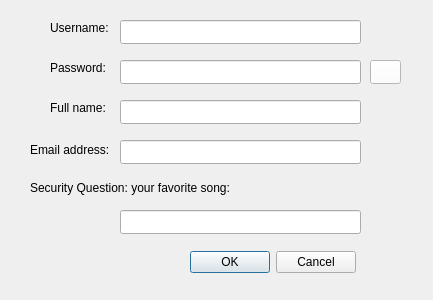
Above: client_apProject/signupdialog.ui from sabasheikhi/ap_project before the change. Below: the same form after it.
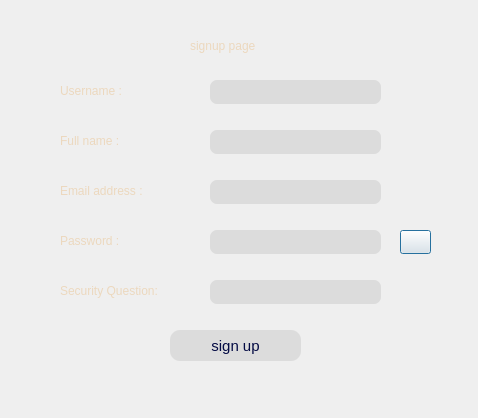
That is the form after the change. Icons and pictures are not drawn.

The edit to the form file:
```diff
--- a/client_apProject/signupdialog.ui
+++ b/client_apProject/signupdialog.ui
@@ -6,8 +6,8 @@
    <rect>
     <x>0</x>
     <y>0</y>
-    <width>433</width>
-    <height>300</height>
+    <width>478</width>
+    <height>418</height>
    </rect>
   </property>
   <property name="windowTitle">
@@ -16,22 +16,30 @@
   <widget class="QLineEdit" name="usernameLineEdit">
    <property name="geometry">
     <rect>
-     <x>120</x>
-     <y>20</y>
-     <width>241</width>
+     <x>210</x>
+     <y>80</y>
+     <width>171</width>
      <height>24</height>
     </rect>
    </property>
+   <property name="styleSheet">
+    <string notr="true">border-radius:7px;
+background-color: #DCDCDC;</string>
+   </property>
   </widget>
   <widget class="QLineEdit" name="passwordLineEdit">
    <property name="geometry">
     <rect>
-     <x>120</x>
-     <y>60</y>
-     <width>241</width>
+     <x>210</x>
+     <y>230</y>
+     <width>171</width>
      <height>24</height>
     </rect>
    </property>
+   <property name="styleSheet">
+    <string notr="true">border-radius:7px;
+background-color: #DCDCDC;</string>
+   </property>
    <property name="echoMode">
     <enum>QLineEdit::Password</enum>
    </property>
@@ -39,127 +47,140 @@
   <widget class="QLabel" name="usernameLabel">
    <property name="geometry">
     <rect>
-     <x>50</x>
-     <y>20</y>
-     <width>61</width>
-     <height>16</height>
+     <x>60</x>
+     <y>80</y>
+     <width>91</width>
+     <height>21</height>
     </rect>
    </property>
+   <property name="styleSheet">
+    <string notr="true">color: #ECD8BE;</string>
+   </property>
    <property name="text">
-    <string>Username: </string>
+    <string>Username : </string>
    </property>
   </widget>
   <widget class="QLabel" name="passwordLabel">
    <property name="geometry">
     <rect>
-     <x>50</x>
-     <y>60</y>
-     <width>61</width>
-     <height>16</height>
+     <x>60</x>
+     <y>230</y>
+     <width>81</width>
+     <height>21</height>
     </rect>
    </property>
+   <property name="styleSheet">
+    <string notr="true">color: #ECD8BE;</string>
+   </property>
    <property name="text">
-    <string>Password: </string>
+    <string>Password : </string>
    </property>
   </widget>
   <widget class="QLabel" name="securityQuestionLabel">
    <property name="geometry">
     <rect>
-     <x>30</x>
-     <y>180</y>
-     <width>201</width>
-     <height>16</height>
+     <x>60</x>
+     <y>280</y>
+     <width>121</width>
+     <height>21</height>
     </rect>
    </property>
+   <property name="styleSheet">
+    <string notr="true">color: #ECD8BE;</string>
+   </property>
    <property name="text">
-    <string>Security Question: your favorite song: </string>
+    <string>Security Question: </string>
    </property>
   </widget>
   <widget class="QLineEdit" name="securityQuestionLineEdit">
    <property name="geometry">
     <rect>
-     <x>120</x>
-     <y>210</y>
-     <width>241</width>
+     <x>210</x>
+     <y>280</y>
+     <width>171</width>
      <height>24</height>
     </rect>
    </property>
+   <property name="whatsThis">
+    <string>&lt;html&gt;&lt;head/&gt;&lt;body&gt;&lt;p&gt;border-radius:7px;&lt;/p&gt;&lt;p&gt;background-color: #DCDCDC;&lt;/p&gt;&lt;/body&gt;&lt;/html&gt;</string>
+   </property>
+   <property name="styleSheet">
+    <string notr="true">border-radius:7px;
+background-color: #DCDCDC;</string>
+   </property>
   </widget>
   <widget class="QLineEdit" name="fullnameLineEdit">
    <property name="geometry">
     <rect>
-     <x>120</x>
-     <y>100</y>
-     <width>241</width>
+     <x>210</x>
+     <y>130</y>
+     <width>171</width>
      <height>24</height>
     </rect>
    </property>
+   <property name="styleSheet">
+    <string notr="true">border-radius:7px;
+background-color: #DCDCDC;</string>
+   </property>
   </widget>
   <widget class="QLabel" name="fullNameLabel">
    <property name="geometry">
     <rect>
-     <x>50</x>
-     <y>100</y>
-     <width>61</width>
-     <height>16</height>
+     <x>60</x>
+     <y>130</y>
+     <width>91</width>
+     <height>21</height>
     </rect>
    </property>
+   <property name="styleSheet">
+    <string notr="true">color: #ECD8BE;</string>
+   </property>
    <property name="text">
-    <string>Full name: </string>
+    <string>Full name : </string>
    </property>
   </widget>
   <widget class="QLineEdit" name="emailLineEdit">
    <property name="geometry">
     <rect>
-     <x>120</x>
-     <y>140</y>
-     <width>241</width>
+     <x>210</x>
+     <y>180</y>
+     <width>171</width>
      <height>24</height>
     </rect>
    </property>
+   <property name="styleSheet">
+    <string notr="true">border-radius:7px;
+background-color: #DCDCDC;</string>
+   </property>
   </widget>
   <widget class="QLabel" name="emailLabel">
    <property name="geometry">
     <rect>
-     <x>30</x>
-     <y>140</y>
-     <width>81</width>
-     <height>20</height>
+     <x>60</x>
+     <y>180</y>
+     <width>101</width>
+     <height>21</height>
     </rect>
    </property>
+   <property name="styleSheet">
+    <string notr="true">color: #ECD8BE;</string>
+   </property>
    <property name="text">
-    <string>Email address: </string>
-   </property>
-  </widget>
-  <widget class="QDialogButtonBox" name="ok_cancel_buttonBox">
-   <property name="enabled">
-    <bool>true</bool>
-   </property>
-   <property name="geometry">
-    <rect>
-     <x>190</x>
-     <y>250</y>
-     <width>166</width>
-     <height>24</height>
-    </rect>
-   </property>
-   <property name="standardButtons">
-    <set>QDialogButtonBox::Cancel|QDialogButtonBox::Ok</set>
+    <string>Email address : </string>
    </property>
   </widget>
   <widget class="QPushButton" name="eyeButton">
    <property name="geometry">
     <rect>
-     <x>370</x>
-     <y>60</y>
+     <x>400</x>
+     <y>230</y>
      <width>31</width>
      <height>24</height>
     </rect>
    </property>
    <property name="styleSheet">
-    <string notr="true">image: url(:/eye/unhided.png);
-border-color: rgb(255, 255, 255);
-background-color: rgb(255, 255, 255);</string>
+    <string notr="true">image: url(:/chesh/show-password.png);
+</string>
    </property>
    <property name="text">
     <string/>
@@ -168,6 +189,76 @@
     <bool>true</bool>
    </property>
   </widget>
+  <widget class="QLabel" name="label">
+   <property name="geometry">
+    <rect>
+     <x>0</x>
+     <y>-10</y>
+     <width>481</width>
+     <height>431</height>
+    </rect>
+   </property>
+   <property name="styleSheet">
+    <string notr="true">image: url(:/backs/backsi.png);</string>
+   </property>
+   <property name="text">
+    <string/>
+   </property>
+  </widget>
+  <widget class="QLabel" name="label_2">
+   <property name="geometry">
+    <rect>
+     <x>190</x>
+     <y>30</y>
+     <width>101</width>
+     <height>31</height>
+    </rect>
+   </property>
+   <property name="styleSheet">
+    <string notr="true">color: #ECD8BE;
+</string>
+   </property>
+   <property name="text">
+    <string>signup page</string>
+   </property>
+  </widget>
+  <widget class="QPushButton" name="pushButton">
+   <property name="geometry">
+    <rect>
+     <x>170</x>
+     <y>330</y>
+     <width>131</width>
+     <height>31</height>
+    </rect>
+   </property>
+   <property name="font">
+    <font>
+     <pointsize>11</pointsize>
+    </font>
+   </property>
+   <property name="styleSheet">
+    <string notr="true">border-radius:10px;
+color: rgb(4, 11, 68);
+background-color: #DCDCDC;</string>
+   </property>
+   <property name="text">
+    <string>sign up</string>
+   </property>
+  </widget>
+  <zorder>label</zorder>
+  <zorder>usernameLineEdit</zorder>
+  <zorder>passwordLineEdit</zorder>
+  <zorder>usernameLabel</zorder>
+  <zorder>passwordLabel</zorder>
+  <zorder>securityQuestionLabel</zorder>
+  <zorder>securityQuestionLineEdit</zorder>
+  <zorder>fullnameLineEdit</zorder>
+  <zorder>fullNameLabel</zorder>
+  <zorder>emailLineEdit</zorder>
+  <zorder>emailLabel</zorder>
+  <zorder>eyeButton</zorder>
+  <zorder>label_2</zorder>
+  <zorder>pushButton</zorder>
  </widget>
  <tabstops>
   <tabstop>usernameLineEdit</tabstop>
```
